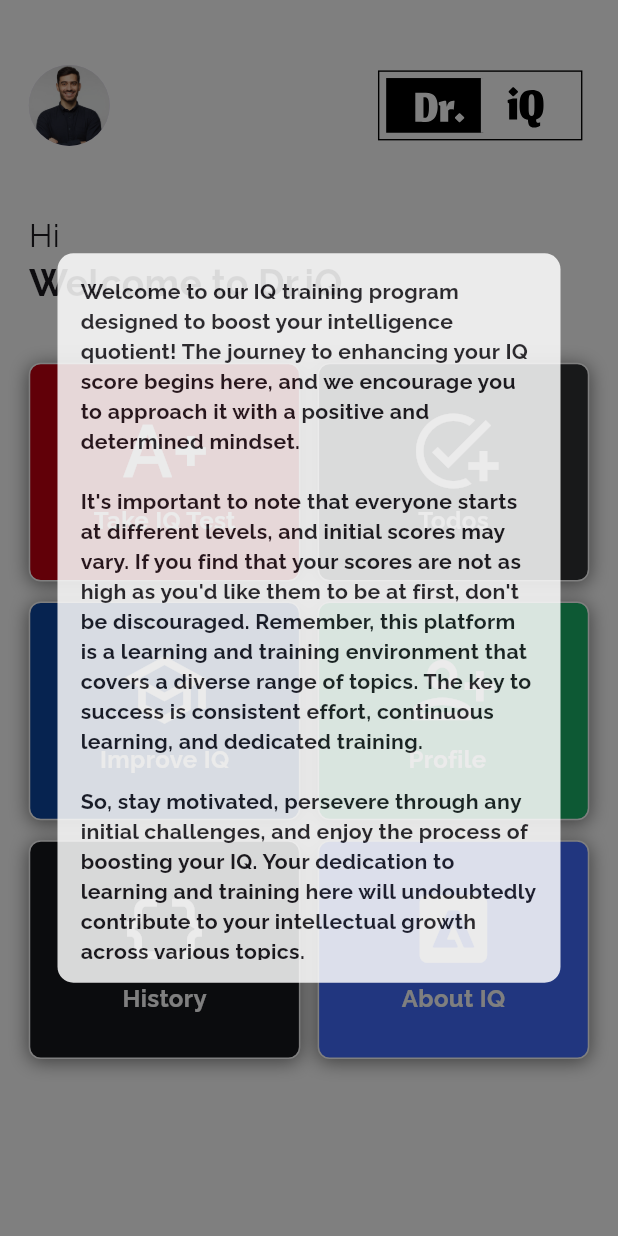
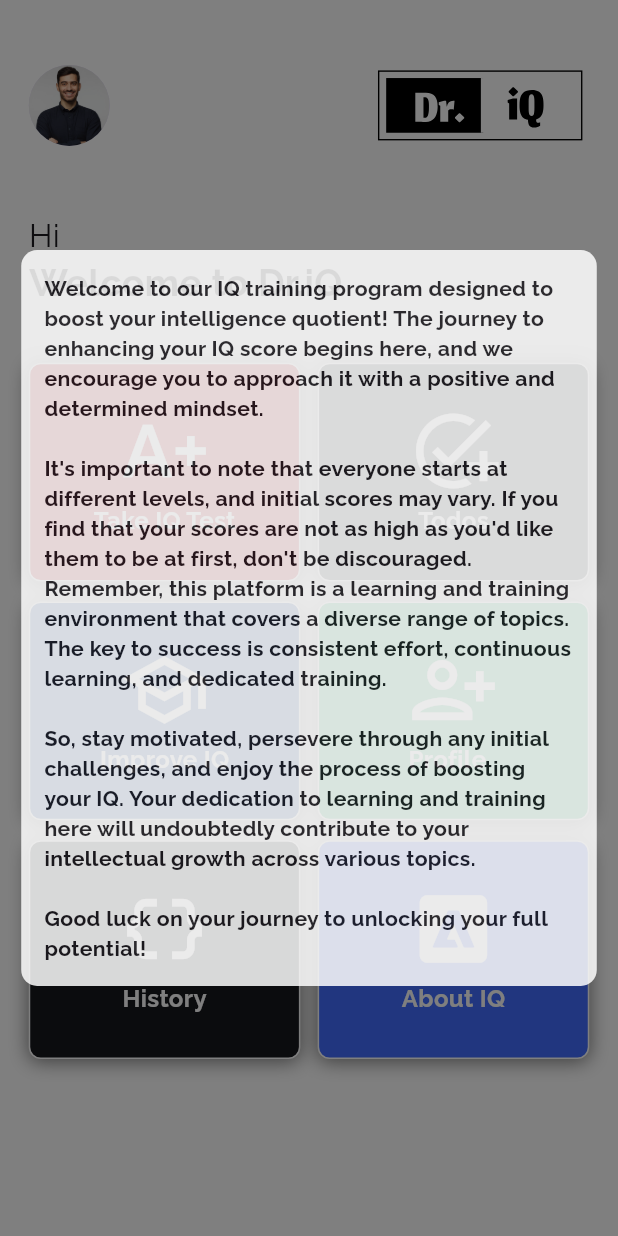
Before and after one commit to TheAbror/dr_iq, a Flutter app: the screen it shows after launch, after a tap on "Continue", on a phone screen of 412 x 824 dp. Run offline on Flutter 3.47's test engine with Material 3 defaults, Android fonts, the phone set to English and light mode, and no system bars; our stand-ins replace chopper, equatable, fl_chart, flutter_bloc, flutter_screenutil, flutter_svg and 4 more; missing offline and left inert: flutter_dialogs; accounts and stored records are empty; generated files the repository leaves out were written again.

Commit message:
updated the app to 1.0.2

```diff
--- a/lib/ui/home_page/home_page.dart
+++ b/lib/ui/home_page/home_page.dart
@@ -27,44 +27,45 @@ class _HomePageState extends State<HomePage> with TickerProviderStateMixin {
 
   @override
   void initState() {
-    _controller1 =
-        AnimationController(vsync: this, duration: Duration(milliseconds: 200), lowerBound: 0.0, upperBound: 0.1)
+    super.initState();
+
+    _controller1 = AnimationController(
+        vsync: this, duration: Duration(milliseconds: 200), lowerBound: 0.0, upperBound: 0.1)
       ..addListener(() {
         setState(() {});
       });
 
-    _controller2 =
-        AnimationController(vsync: this, duration: Duration(milliseconds: 200), lowerBound: 0.0, upperBound: 0.1)
+    _controller2 = AnimationController(
+        vsync: this, duration: Duration(milliseconds: 200), lowerBound: 0.0, upperBound: 0.1)
       ..addListener(() {
         setState(() {});
       });
 
-    _controller3 =
-        AnimationController(vsync: this, duration: Duration(milliseconds: 200), lowerBound: 0.0, upperBound: 0.1)
+    _controller3 = AnimationController(
+        vsync: this, duration: Duration(milliseconds: 200), lowerBound: 0.0, upperBound: 0.1)
       ..addListener(() {
         setState(() {});
       });
 
-    _controller4 =
-        AnimationController(vsync: this, duration: Duration(milliseconds: 200), lowerBound: 0.0, upperBound: 0.1)
+    _controller4 = AnimationController(
+        vsync: this, duration: Duration(milliseconds: 200), lowerBound: 0.0, upperBound: 0.1)
       ..addListener(() {
         setState(() {});
       });
 
-    _controller5 =
-        AnimationController(vsync: this, duration: Duration(milliseconds: 200), lowerBound: 0.0, upperBound: 0.1)
+    _controller5 = AnimationController(
+        vsync: this, duration: Duration(milliseconds: 200), lowerBound: 0.0, upperBound: 0.1)
       ..addListener(() {
         setState(() {});
       });
 
-    _controller6 =
-        AnimationController(vsync: this, duration: Duration(milliseconds: 200), lowerBound: 0.0, upperBound: 0.1)
+    _controller6 = AnimationController(
+        vsync: this, duration: Duration(milliseconds: 200), lowerBound: 0.0, upperBound: 0.1)
       ..addListener(() {
         setState(() {});
       });
 
     context.read<ProfileBloc>().loadData();
-    super.initState();
 
     homeDialog();
   }
@@ -83,8 +84,7 @@ class _HomePageState extends State<HomePage> with TickerProviderStateMixin {
                 GestureDetector(
                   onTap: () => Navigator.pop(context),
                   child: Container(
-                    height: 550.h,
-                    width: 350.w,
+                    margin: EdgeInsets.symmetric(horizontal: 16.h),
                     padding: EdgeInsets.all(16.w),
                     decoration: BoxDecoration(
                       color: AppColors.float,
@@ -184,7 +184,8 @@ So, stay motivated, persevere through any initial challenges, and enjoy the proc
                       text: 'Take IQ Test',
                       color: const Color(0xffc30010),
                       onTap: () {
-                        int randomIndex = Random().nextInt(QuestionsListRandom.questionsList.length);
+                        int randomIndex =
+                            Random().nextInt(QuestionsListRandom.questionsList.length);
 
                         Navigator.pushNamed(
                           context,
--- a/pubspec.yaml
+++ b/pubspec.yaml
@@ -1,7 +1,7 @@
 name: dr_iq
 description: A new Flutter project.
 publish_to: 'none' # Remove this line if you wish to publish to pub.dev
-version: 1.0.0+2
+version: 1.0.1
 
 environment:
   sdk: '>=3.1.4 <4.0.0'
```
Lines whose indentation alone changed are shown as unchanged.
